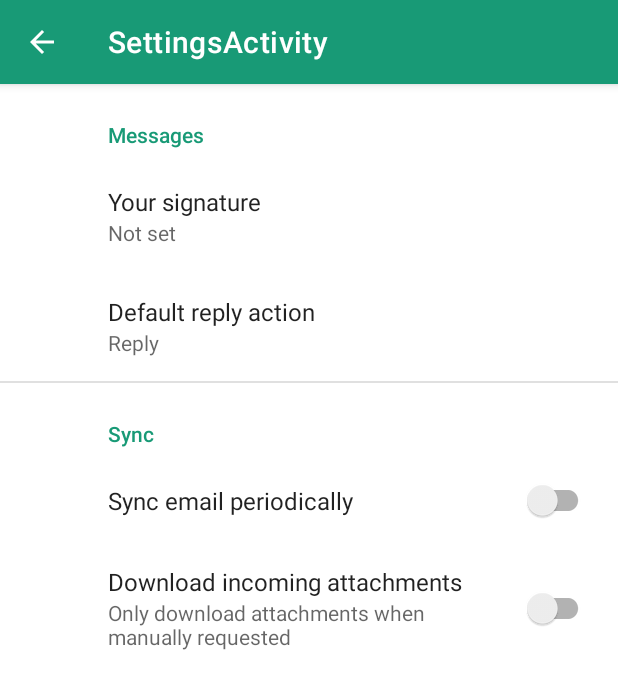
After one commit to MBS9/museumApp, an Android app: the SettingsActivity screen opened directly, with no data from a screen before it, on a phone screen of 412 x 824 dp. The commit adds this screen. Shown: the top 689 px of the screen. Run offline under Robolectric (Android 15) with nearby library versions, the phone set to English and light mode, and no system bars; our stand-ins replace androidx.preference.

Commit message:
Introduced settings icon, settings page in development, not aligned yet.

```diff
--- a/app/build.gradle
+++ b/app/build.gradle
@@ -40,6 +40,7 @@ dependencies {
     implementation 'androidx.lifecycle:lifecycle-viewmodel-ktx:2.5.1'
     implementation 'androidx.navigation:navigation-fragment:2.5.3'
     implementation 'androidx.navigation:navigation-ui:2.5.3'
+    implementation 'androidx.preference:preference:1.2.0'
     testImplementation 'junit:junit:4.13.2'
     androidTestImplementation 'androidx.test.ext:junit:1.1.5'
     androidTestImplementation 'androidx.test.espresso:espresso-core:3.5.1'
--- a/app/src/main/AndroidManifest.xml
+++ b/app/src/main/AndroidManifest.xml
@@ -12,6 +12,10 @@
         android:theme="@style/Theme.MuseumApp"
         tools:targetApi="31">
         <activity
+            android:name=".SettingsActivity"
+            android:exported="false"
+            android:label="@string/title_activity_settings" />
+        <activity
             android:name=".MainActivity"
             android:exported="true"
             android:label="@string/app_name"
--- /dev/null
+++ b/app/src/main/java/com/example/museumapp/SettingsActivity.java
@@ -0,0 +1,34 @@
+package com.example.museumapp;
+
+import android.os.Bundle;
+
+import androidx.appcompat.app.ActionBar;
+import androidx.appcompat.app.AppCompatActivity;
+import androidx.preference.PreferenceFragmentCompat;
+
+public class SettingsActivity extends AppCompatActivity {
+
+    @Override
+    protected void onCreate(Bundle savedInstanceState) {
+        super.onCreate(savedInstanceState);
+        setContentView(R.layout.settings_activity);
+        if (savedInstanceState == null) {
+            getSupportFragmentManager()
+                    .beginTransaction()
+                    .replace(R.id.settings, new SettingsFragment())
+                    .commit();
+        }
+        ActionBar actionBar = getSupportActionBar();
+        if (actionBar != null) {
+            actionBar.setDisplayHomeAsUpEnabled(true);
+        }
+    }
+
+    public static class SettingsFragment extends PreferenceFragmentCompat {
+        @Override
+        public void onCreatePreferences(Bundle savedInstanceState, String rootKey) {
+            setPreferencesFromResource(R.xml.root_preferences, rootKey);
+        }
+    }
+
+}
--- /dev/null
+++ b/app/src/main/res/drawable/ic_settings.xml
@@ -0,0 +1,11 @@
+<vector
+    xmlns:android="http://schemas.android.com/apk/res/android"
+    android:height="24dp"
+    android:viewportHeight="24"
+    android:viewportWidth="24"
+    android:width="24dp">
+
+    <path
+        android:fillColor="@android:color/white"
+        android:pathData="M19.14,12.94c0.04,-0.3 0.06,-0.61 0.06,-0.94c0,-0.32 -0.02,-0.64 -0.07,-0.94l2.03,-1.58c0.18,-0.14 0.23,-0.41 0.12,-0.61l-1.92,-3.32c-0.12,-0.22 -0.37,-0.29 -0.59,-0.22l-2.39,0.96c-0.5,-0.38 -1.03,-0.7 -1.62,-0.94L14.4,2.81c-0.04,-0.24 -0.24,-0.41 -0.48,-0.41h-3.84c-0.24,0 -0.43,0.17 -0.47,0.41L9.25,5.35C8.66,5.59 8.12,5.92 7.63,6.29L5.24,5.33c-0.22,-0.08 -0.47,0 -0.59,0.22L2.74,8.87C2.62,9.08 2.66,9.34 2.86,9.48l2.03,1.58C4.84,11.36 4.8,11.69 4.8,12s0.02,0.64 0.07,0.94l-2.03,1.58c-0.18,0.14 -0.23,0.41 -0.12,0.61l1.92,3.32c0.12,0.22 0.37,0.29 0.59,0.22l2.39,-0.96c0.5,0.38 1.03,0.7 1.62,0.94l0.36,2.54c0.05,0.24 0.24,0.41 0.48,0.41h3.84c0.24,0 0.44,-0.17 0.47,-0.41l0.36,-2.54c0.59,-0.24 1.13,-0.56 1.62,-0.94l2.39,0.96c0.22,0.08 0.47,0 0.59,-0.22l1.92,-3.32c0.12,-0.22 0.07,-0.47 -0.12,-0.61L19.14,12.94zM12,15.6c-1.98,0 -3.6,-1.62 -3.6,-3.6s1.62,-3.6 3.6,-3.6s3.6,1.62 3.6,3.6S13.98,15.6 12,15.6z"/>
+</vector>
--- /dev/null
+++ b/app/src/main/res/layout/settings_activity.xml
@@ -0,0 +1,9 @@
+<LinearLayout xmlns:android="http://schemas.android.com/apk/res/android"
+    android:layout_width="match_parent"
+    android:layout_height="match_parent">
+
+    <FrameLayout
+        android:id="@+id/settings"
+        android:layout_width="match_parent"
+        android:layout_height="match_parent" />
+</LinearLayout>
--- a/app/src/main/res/menu/main.xml
+++ b/app/src/main/res/menu/main.xml
@@ -4,6 +4,7 @@
     <item
         android:id="@+id/action_settings"
         android:orderInCategory="100"
+        android:icon="@drawable/ic_settings"
         android:title="@string/action_settings"
-        app:showAsAction="never" />
+        app:showAsAction="ifRoom" />
 </menu>
--- /dev/null
+++ b/app/src/main/res/values/arrays.xml
@@ -0,0 +1,12 @@
+<resources>
+    <!-- Reply Preference -->
+    <string-array name="reply_entries">
+        <item>Reply</item>
+        <item>Reply to all</item>
+    </string-array>
+
+    <string-array name="reply_values">
+        <item>reply</item>
+        <item>reply_all</item>
+    </string-array>
+</resources>
--- a/app/src/main/res/values/strings.xml
+++ b/app/src/main/res/values/strings.xml
@@ -101,4 +101,20 @@
         "For example, position the FAB to one side of stream of a cards so the FAB won’t interfere "
         "when a user tries to pick up one of cards.\n\n"
     </string>
+    <string name="title_activity_settings">SettingsActivity</string>
+
+    <!-- Preference Titles -->
+    <string name="messages_header">Messages</string>
+    <string name="sync_header">Sync</string>
+
+    <!-- Messages Preferences -->
+    <string name="signature_title">Your signature</string>
+    <string name="reply_title">Default reply action</string>
+
+    <!-- Sync Preferences -->
+    <string name="sync_title">Sync email periodically</string>
+    <string name="attachment_title">Download incoming attachments</string>
+    <string name="attachment_summary_on">Automatically download attachments for incoming emails
+    </string>
+    <string name="attachment_summary_off">Only download attachments when manually requested</string>
 </resources>
--- /dev/null
+++ b/app/src/main/res/xml/root_preferences.xml
@@ -0,0 +1,35 @@
+<PreferenceScreen xmlns:app="http://schemas.android.com/apk/res-auto">
+
+    <PreferenceCategory app:title="@string/messages_header">
+
+        <EditTextPreference
+            app:key="signature"
+            app:title="@string/signature_title"
+            app:useSimpleSummaryProvider="true" />
+
+        <ListPreference
+            app:defaultValue="reply"
+            app:entries="@array/reply_entries"
+            app:entryValues="@array/reply_values"
+            app:key="reply"
+            app:title="@string/reply_title"
+            app:useSimpleSummaryProvider="true" />
+
+    </PreferenceCategory>
+
+    <PreferenceCategory app:title="@string/sync_header">
+
+        <SwitchPreferenceCompat
+            app:key="sync"
+            app:title="@string/sync_title" />
+
+        <SwitchPreferenceCompat
+            app:dependency="sync"
+            app:key="attachment"
+            app:summaryOff="@string/attachment_summary_off"
+            app:summaryOn="@string/attachment_summary_on"
+            app:title="@string/attachment_title" />
+
+    </PreferenceCategory>
+
+</PreferenceScreen>
```
